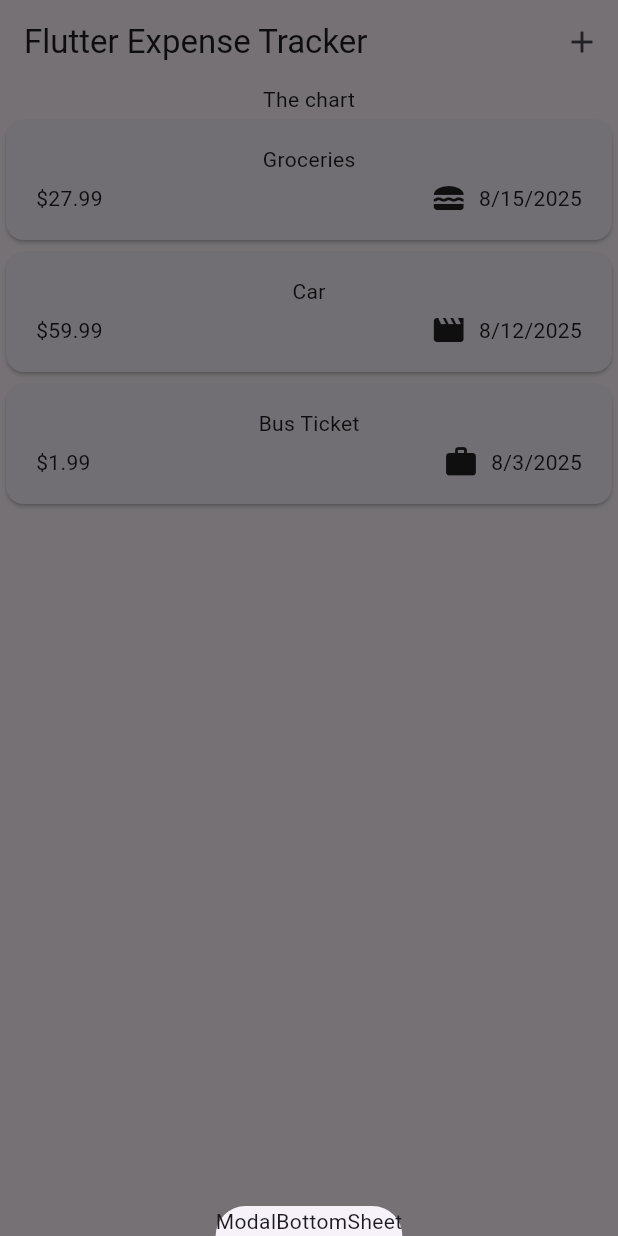
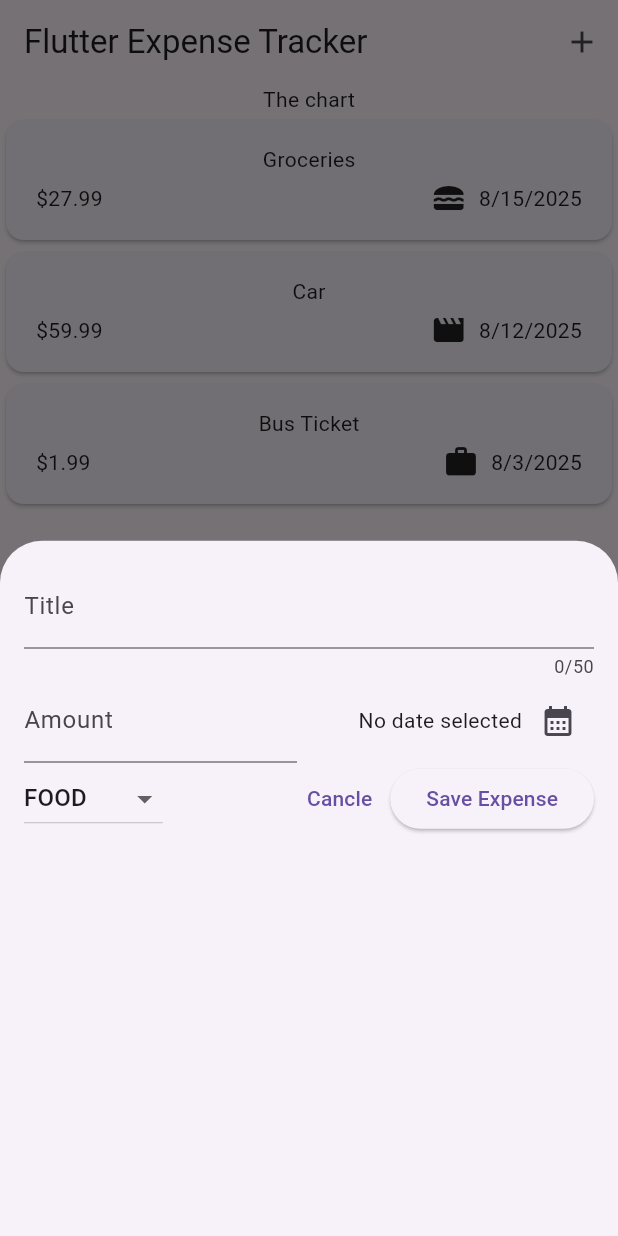
Before and after one commit to hhrnjic1/expense_tracker_flutter, a Flutter app: the screen it shows after launch, after a tap on the "add" icon, on a phone screen of 412 x 824 dp. Run offline on Flutter 3.47's test engine with Material 3 defaults, Android fonts, the phone set to English and light mode, and no system bars.

Commit message:
Add bottom sheet modal components

```diff
--- a/lib/main.dart
+++ b/lib/main.dart
@@ -1,5 +1,5 @@
 import 'package:flutter/material.dart';
-import 'package:expenses_tracker_flutter/expenses.dart';
+import 'package:expenses_tracker_flutter/widget/expenses.dart';
 void main() {
   runApp(
     const MaterialApp(
--- a/lib/expenses.dart
+++ b/lib/widget/expenses.dart
@@ -1,5 +1,6 @@
-import 'package:expenses_tracker_flutter/widget/expenses_list.dart';
+import 'package:expenses_tracker_flutter/widget/expenses_list/expenses_list.dart';
 import 'package:expenses_tracker_flutter/models/expense.dart';
+import 'package:expenses_tracker_flutter/widget/new_expense.dart';
 import 'package:flutter/material.dart';
 
 class Expenses extends StatefulWidget {
@@ -29,8 +30,7 @@ class _ExpensesState extends State<Expenses> {
   ];
 
   void _openAddExpenseModal() {
-    showModalBottomSheet(
-        context: context, builder: (ctx) => Text('ModalBottomSheet'));
+    showModalBottomSheet(context: context, builder: (ctx) => NewExpense());
   }
 
   @override
--- a/lib/widget/expenses_list.dart
+++ b/lib/widget/expenses_list/expenses_list.dart
@@ -1,5 +1,5 @@
 import 'package:expenses_tracker_flutter/models/expense.dart';
-import 'package:expenses_tracker_flutter/widget/expense_item.dart';
+import 'package:expenses_tracker_flutter/widget/expenses_list/expense_item.dart';
 import 'package:flutter/material.dart';
 
 class ExpensesList extends StatelessWidget {
--- /dev/null
+++ b/lib/widget/new_expense.dart
@@ -0,0 +1,116 @@
+import 'package:expenses_tracker_flutter/models/expense.dart';
+import 'package:flutter/material.dart';
+import 'package:intl/intl.dart';
+
+final formater = DateFormat.yMd();
+
+class NewExpense extends StatefulWidget {
+  const NewExpense({super.key});
+
+  @override
+  State<NewExpense> createState() => _NewExpenseState();
+}
+
+class _NewExpenseState extends State<NewExpense> {
+  final _titleController = TextEditingController();
+  final _amountController = TextEditingController();
+  DateTime? _selectedDate;
+  Category _selectedCategory = Category.food;
+
+  void _presentDatePicker() async {
+    final now = DateTime.now();
+    final firstDate = DateTime(now.year - 1, now.month, now.day);
+    final pickedDate = await showDatePicker(
+        context: context, firstDate: firstDate, lastDate: now);
+    setState(() {
+      _selectedDate = pickedDate;
+    });
+  }
+
+  @override
+  void dispose() {
+    _titleController.dispose();
+    _amountController.dispose();
+    super.dispose();
+  }
+
+  @override
+  Widget build(BuildContext context) {
+    return Padding(
+      padding: const EdgeInsets.all(16),
+      child: Column(
+        crossAxisAlignment: CrossAxisAlignment.start,
+        children: [
+          Column(
+            children: [
+              TextField(
+                controller: _titleController,
+                maxLength: 50,
+                decoration: const InputDecoration(label: Text('Title')),
+              ),
+              Row(
+                children: [
+                  Expanded(
+                    child: TextField(
+                      controller: _amountController,
+                      keyboardType: TextInputType.number,
+                      decoration: const InputDecoration(
+                          prefixText: '\$', label: Text('Amount')),
+                    ),
+                  ),
+                  SizedBox(
+                    width: 16,
+                  ),
+                  Expanded(
+                    child: Row(
+                      mainAxisAlignment: MainAxisAlignment.end,
+                      children: [
+                        Text(_selectedDate == null
+                            ? 'No date selected'
+                            : formater.format(_selectedDate!)),
+                        IconButton(
+                            onPressed: _presentDatePicker,
+                            icon: const Icon(Icons.calendar_month)),
+                      ],
+                    ),
+                  )
+                ],
+              ),
+              Row(
+                children: [
+                  DropdownButton(
+                      value: _selectedCategory,
+                      items: Category.values
+                          .map((category) => DropdownMenuItem(
+                              value: category,
+                              child: Text(category.name.toUpperCase())))
+                          .toList(),
+                      onChanged: (value) {
+                        if (value == null) {
+                          return;
+                        }
+                        setState(() {
+                          _selectedCategory = value;
+                        });
+                      }),
+                  const Spacer(),
+                  TextButton(
+                      onPressed: () {
+                        Navigator.pop(context);
+                      },
+                      child: const Text('Cancle')),
+                  ElevatedButton(
+                      onPressed: () {
+                        print(
+                            '${_titleController.text} && ${_amountController.text}');
+                      },
+                      child: const Text('Save Expense')),
+                ],
+              )
+            ],
+          ),
+        ],
+      ),
+    );
+  }
+}
```
Also changed, not shown: lib/widget/expenses_list/expense_item.dart (renamed from lib/widget/expense_item.dart).
